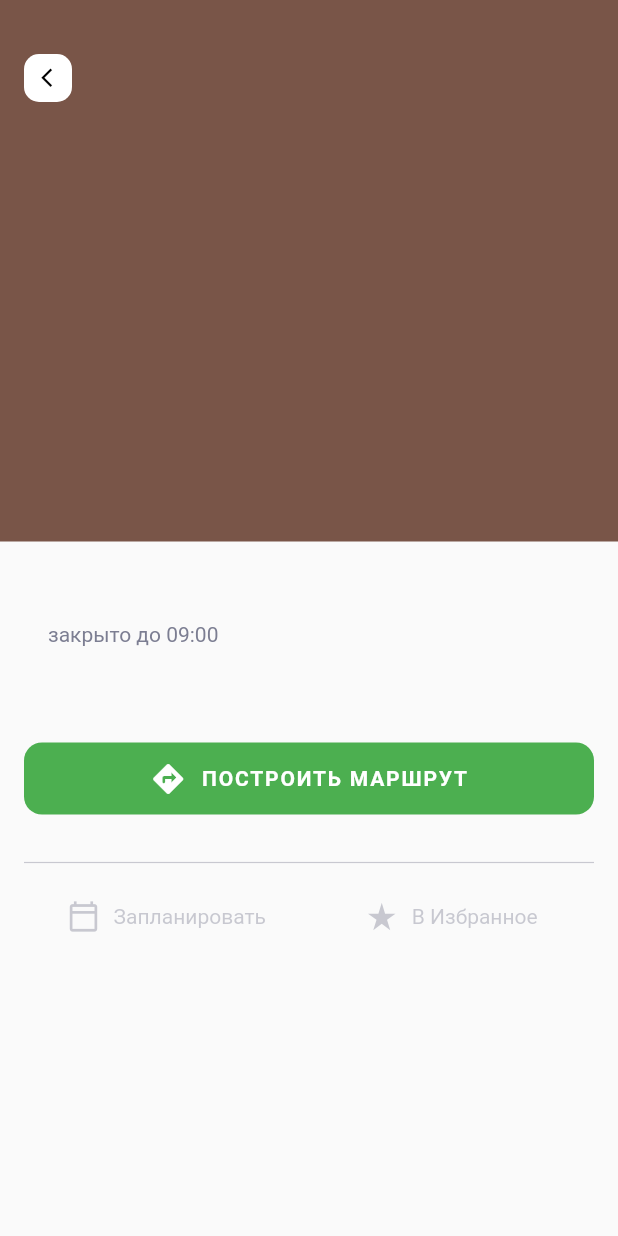
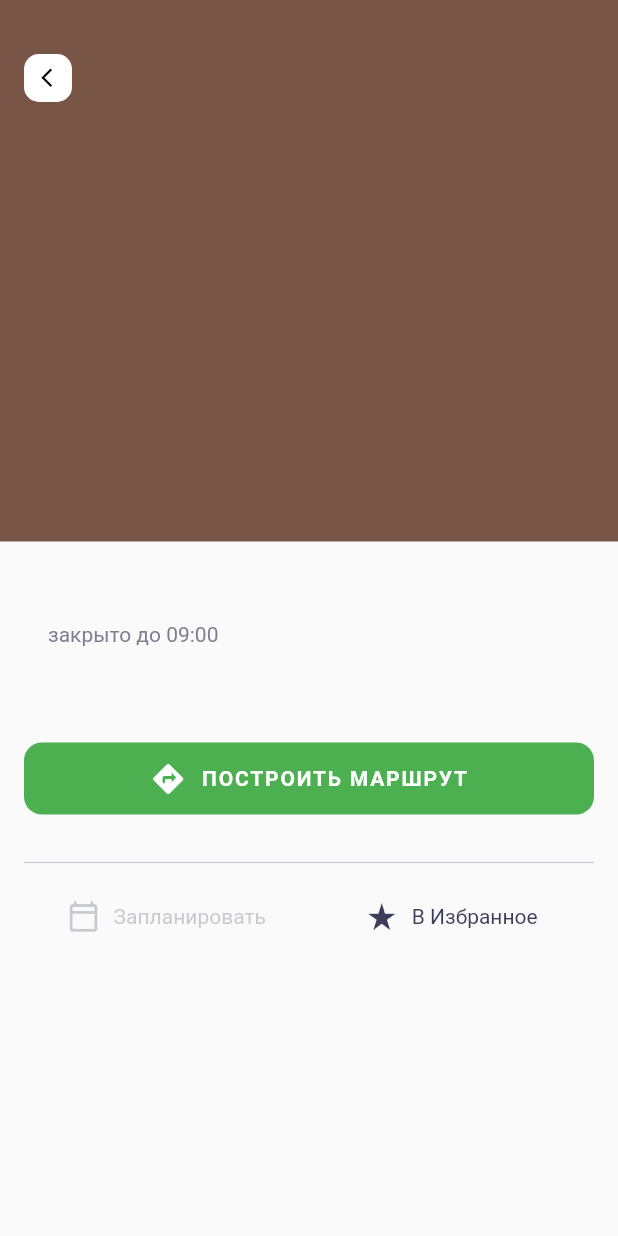
Before and after one commit to BuildContext/places, a Flutter app: the SightDetails screen opened directly with empty values, on a phone screen of 412 x 824 dp. Run offline on Flutter 3.47's test engine with Material 2 defaults, Android fonts, the phone set to English and light mode, and no system bars.

Commit message:
add text style & color constatns, other refactoring

```diff
--- /dev/null
+++ b/lib/constants/colours_const.dart
@@ -0,0 +1,6 @@
+import 'package:flutter/material.dart';
+
+const secondary = Color(0xFF3B3E5B);
+const secondary2 = Color(0xFF7C7E92);
+const white = Colors.white;
+const black = Colors.black;
--- a/lib/constants.dart
+++ b/lib/constants/strings_const.dart
@@ -1,5 +1,11 @@
 //SightDetails
+import 'package:places/ui/screen/sight_list_screen.dart';
+
 const String sight_details_open = "закрыто до 09:00";
 const String sight_details_directions = "ПОСТРОИТЬ МАРШРУТ";
 const String sight_details_to_plan = "Запланировать";
 const String sight_details_to_favorites = "В Избранное";
+
+//SightListScreen
+
+const String sigth_list_screen_title = "Список интересных мест";
--- /dev/null
+++ b/lib/constants/text_styles.dart
@@ -0,0 +1,49 @@
+import 'package:flutter/material.dart';
+
+TextStyle largeTitleTextStyle({color}) {
+  return TextStyle(
+    fontSize: 32,
+    color: color,
+    fontWeight: FontWeight.w700,
+  );
+}
+
+TextStyle mediumTitleTextStyle({color}) {
+  return TextStyle(
+    fontSize: 24,
+    color: color,
+    fontWeight: FontWeight.w700,
+  );
+}
+
+TextStyle smallTitleTextStyle({color}){
+  return TextStyle(
+      color: color,
+      fontWeight: FontWeight.w500,
+      fontSize: 16);
+}
+
+TextStyle smallBoldTextStyle({color}) {
+  return TextStyle(
+    fontSize: 14,
+    color: color,
+    fontWeight: FontWeight.w700,
+  );
+}
+
+TextStyle smallTextStyle({color}){
+  return TextStyle(
+    fontSize: 14,
+    fontWeight: FontWeight.w400,
+    color: color,
+  );
+}
+
+TextStyle buttonBigTextStyle({color}){
+  return TextStyle(
+    fontSize: 14,
+    fontWeight: FontWeight.w700,
+    color: color,
+    letterSpacing: 1.2,
+  );
+}
--- a/lib/ui/screen/sight_card.dart
+++ b/lib/ui/screen/sight_card.dart
@@ -1,12 +1,13 @@
 import 'package:flutter/material.dart';
+import 'package:places/constants/text_styles.dart';
+import 'package:places/constants/colours_const.dart';
 import 'package:places/domain/sight.dart';
 
-/*
-* SightCard - виджет катрочки с кратким описанием
-*  доистопримечательности,
-*  - используется как елемент в экране SightListScreen,
-*  - использует модель данных Sight
-*/
+/// SightCard - виджет катрочки с кратким описанием
+///  доистопримечательности,
+///  - используется как елемент в экране SightListScreen,
+///  - использует модель данных Sight
+
 class SightCard extends StatelessWidget {
   final Sight sight;
 
@@ -16,7 +17,7 @@ class SightCard extends StatelessWidget {
   Widget build(BuildContext context) {
     return Container(
       height: 188,
-      margin: EdgeInsets.symmetric(vertical: 8, horizontal: 16),
+      margin: const EdgeInsets.symmetric(vertical: 8, horizontal: 16),
       decoration: BoxDecoration(
         borderRadius: BorderRadius.circular(16),
         color: Color(0xFFF5F5F5),
@@ -42,16 +43,12 @@ class SightCard extends StatelessWidget {
                     children: [
                       Text(
                         sight.type,
-                        style: TextStyle(
-                          color: Colors.white,
-                          fontWeight: FontWeight.w700,
-                          fontSize: 14,
-                        ),
+                        style: smallBoldTextStyle(color: white),
                       ),
                       Container(
                         width: 20,
                         height: 18,
-                        color: Colors.white,
+                        color: white,
                       ),
                     ],
                   ),
@@ -70,19 +67,12 @@ class SightCard extends StatelessWidget {
                 children: [
                   Text(
                     sight.name,
-                    style: TextStyle(
-                        color: Color(0xFF3B3E5B),
-                        fontWeight: FontWeight.w500,
-                        fontSize: 16),
+                    style: smallTitleTextStyle(color: secondary),
                     maxLines: 2,
                   ),
                   Text(
                     sight.details,
-                    style: TextStyle(
-                      color: Color(0xFF7C7E92),
-                      fontWeight: FontWeight.w400,
-                      fontSize: 14,
-                    ),
+                    style: smallTextStyle(color: secondary2),
                     overflow: TextOverflow.ellipsis,
                   ),
                 ],
--- a/lib/ui/screen/sight_details.dart
+++ b/lib/ui/screen/sight_details.dart
@@ -1,14 +1,14 @@
 import 'package:flutter/material.dart';
-import 'package:places/constants.dart';
+import 'package:places/constants/strings_const.dart';
+import 'package:places/constants/text_styles.dart';
+import 'package:places/constants/colours_const.dart';
 import 'package:places/domain/sight.dart';
 
-/*
-* SightDetails - модель экрана с подробной информацией
-*  о интересном месте, а также
-*  кнопками "Проложить маршрут", "В избранное"
-*  и "Запланировать"
-* - использует модель данных Sight
-*/
+/// SightDetails - модель экрана с подробной информацией
+/// о интересном месте, а также
+///  кнопками "Проложить маршрут", "В избранное"
+/// и "Запланировать"
+/// - использует модель данных Sight
 
 class SightDetails extends StatelessWidget {
   final Sight sight;
@@ -17,9 +17,14 @@ class SightDetails extends StatelessWidget {
 
   @override
   Widget build(BuildContext context) {
-    return SingleChildScrollView(
-      child: Column(
-        children: [picturesAndBackButton(), descriptionAndButtons()],
+    return Scaffold(
+      body: SingleChildScrollView(
+        child: Column(
+          children: [
+            picturesAndBackButton(),
+            descriptionAndButtoms(),
+          ],
+        ),
       ),
     );
   }
@@ -39,13 +44,14 @@ class SightDetails extends StatelessWidget {
                 width: 32,
                 height: 32,
                 decoration: BoxDecoration(
-                    borderRadius: BorderRadius.circular(10),
-                    color: Colors.white),
+                  borderRadius: BorderRadius.circular(10),
+                  color: white,
+                ),
                 child: Padding(
                   padding: const EdgeInsets.only(left: 6),
                   child: Icon(
                     Icons.arrow_back_ios,
-                    color: Colors.black,
+                    color: black,
                     size: 15,
                   ),
                 ),
@@ -55,7 +61,7 @@ class SightDetails extends StatelessWidget {
         ));
   }
 
-  Widget descriptionAndButtons() {
+  Widget descriptionAndButtoms() {
     return Container(
       child: Padding(
         padding: const EdgeInsets.only(top: 24, left: 16, right: 16),
@@ -65,47 +71,31 @@ class SightDetails extends StatelessWidget {
               alignment: Alignment.centerLeft,
               child: Text(
                 sight.name,
-                style: TextStyle(
-                  fontSize: 24,
-                  fontWeight: FontWeight.w700,
-                  color: Color(0xFF3B3E5B),
-                ),
+                style: mediumTitleTextStyle(color: secondary),
               ),
             ),
-            SizedBox(height: 2),
+            const SizedBox(height: 2),
             Row(
               children: [
                 Text(
                   sight.type,
-                  style: TextStyle(
-                    fontSize: 14,
-                    fontWeight: FontWeight.w700,
-                    color: Color(0xFF3B3E5B),
-                  ),
+                  style: smallBoldTextStyle(color: secondary),
                 ),
-                SizedBox(width: 16),
+                const SizedBox(width: 16),
                 Text(
                   sight_details_open,
-                  style: TextStyle(
-                    fontSize: 14,
-                    fontWeight: FontWeight.w400,
-                    color: Color(0xFF7C7E92),
-                  ),
-                )
+                  style: smallTextStyle(color: secondary2),
+                ),
               ],
             ),
-            SizedBox(
+            const SizedBox(
               height: 24,
             ),
             Text(
               sight.details,
-              style: TextStyle(
-                fontSize: 14,
-                fontWeight: FontWeight.w400,
-                color: Color(0xFF3B3E5B),
-              ),
+              style: smallTextStyle(color: secondary),
             ),
-            SizedBox(height: 24),
+            const SizedBox(height: 24),
             Container(
               width: double.infinity,
               height: 48,
@@ -121,27 +111,22 @@ class SightDetails extends StatelessWidget {
                     size: 24,
                     color: Colors.white,
                   ),
-                  SizedBox(
+                  const SizedBox(
                     width: 10,
                   ),
                   Text(
                     sight_details_directions,
-                    style: TextStyle(
-                      fontSize: 14,
-                      fontWeight: FontWeight.w700,
-                      color: Colors.white,
-                      letterSpacing: 1.2,
-                    ),
+                    style: buttonBigTextStyle(color: white),
                   ),
                 ],
               ),
             ),
-            SizedBox(height: 24),
+            const SizedBox(height: 24),
             Divider(
               thickness: 0.8,
-              color: Color(0xFF7C7E92).withOpacity(0.4),
+              color: secondary2.withOpacity(0.4),
             ),
-            SizedBox(height: 8),
+            const SizedBox(height: 8),
             Row(
               children: [
                 Expanded(
@@ -153,15 +138,13 @@ class SightDetails extends StatelessWidget {
                         Icon(
                           Icons.calendar_today_outlined,
                           size: 22,
-                          color: Color(0xFF7C7E92).withOpacity(0.4),
+                          color: secondary2.withOpacity(0.4),
                         ),
-                        SizedBox(width: 9),
+                        const SizedBox(width: 9),
                         Text(
                           sight_details_to_plan,
-                          style: TextStyle(
-                            color: Color(0xFF7C7E92).withOpacity(0.4),
-                            fontSize: 14,
-                            fontWeight: FontWeight.w400,
+                          style: smallTextStyle(
+                            color: secondary2.withOpacity(0.4),
                           ),
                         ),
                       ],
@@ -177,15 +160,12 @@ class SightDetails extends StatelessWidget {
                         Icon(
                           Icons.star_rate,
                           size: 22,
-                          color: Color(0xFF7C7E92).withOpacity(0.4),
+                          color: secondary,
                         ),
-                        SizedBox(width: 9),
+                        const SizedBox(width: 9),
                         Text(
                           sight_details_to_favorites,
-                          style: TextStyle(
-                              color: Color(0xFF7C7E92).withOpacity(0.4),
-                              fontSize: 14,
-                              fontWeight: FontWeight.w400),
+                          style: smallTextStyle(color: secondary),
                         ),
                       ],
                     ),
--- a/lib/ui/screen/sight_list_screen.dart
+++ b/lib/ui/screen/sight_list_screen.dart
@@ -1,12 +1,12 @@
 import 'package:flutter/material.dart';
+import 'package:places/constants/strings_const.dart';
+import 'package:places/constants/text_styles.dart';
+import 'package:places/constants/colours_const.dart';
 import 'package:places/mocks.dart';
 import 'package:places/ui/screen/sight_card.dart';
 
-
-/*
-*  SightListScreen - экран который рендерит массив виджетов SightCard
-*  с кратким описанием доистопримечательностей,
-*/
+///  SightListScreen - экран который рендерит массив виджетов SightCard
+///  с кратким описанием доистопримечательностей,
 
 class SightListScreen extends StatefulWidget {
   @override
@@ -21,12 +21,8 @@ class _SightListScreenState extends State<SightListScreen> {
         title: Padding(
           padding: const EdgeInsets.only(top: 24),
           child: Text(
-              "Список интересных мест",
-              style: TextStyle(
-                color: Color(0xff3B3E5B),
-                fontSize: 32,
-                fontWeight: FontWeight.w700,
-              ),
+            sigth_list_screen_title,
+            style: largeTitleTextStyle(color: secondary),
             maxLines: 2,
           ),
         ),
@@ -48,6 +44,7 @@ class _SightListScreenState extends State<SightListScreen> {
             ),
           ],
         ),
-        ),);
+      ),
+    );
   }
 }
```
Also changed, not shown: lib/domain/sight.dart (+7 -7 lines). Lines whose indentation alone changed are shown as unchanged.
